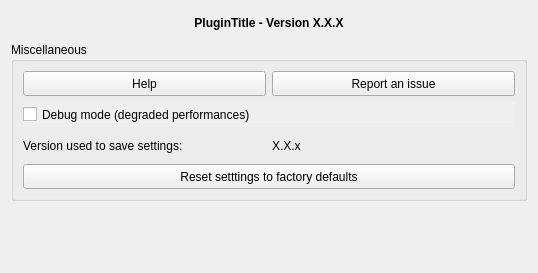
Qt form qblagues/gui/dlg_settings.ui (gounux/qblagues) before a commit.
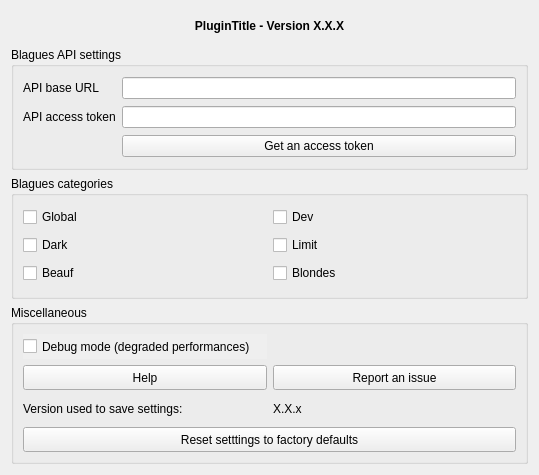
The same form after that commit.

Commit message:
Add blagues API settings logic (#12)
* Add plugin settings logic

---------

The edit to the form file:
```diff
--- a/qblagues/gui/dlg_settings.ui
+++ b/qblagues/gui/dlg_settings.ui
@@ -6,8 +6,8 @@
    <rect>
     <x>0</x>
     <y>0</y>
-    <width>538</width>
-    <height>273</height>
+    <width>539</width>
+    <height>475</height>
    </rect>
   </property>
   <property name="windowTitle">
@@ -60,6 +60,93 @@
      </property>
     </widget>
    </item>
+   <item>
+    <widget class="QGroupBox" name="grp_blaguesapi">
+     <property name="title">
+      <string>Blagues API settings</string>
+     </property>
+     <layout class="QGridLayout" name="gridLayout_2">
+      <item row="2" column="1">
+       <widget class="QLineEdit" name="le_base_url"/>
+      </item>
+      <item row="3" column="0">
+       <widget class="QLabel" name="lbl_access_token">
+        <property name="text">
+         <string>API access token</string>
+        </property>
+       </widget>
+      </item>
+      <item row="2" column="0">
+       <widget class="QLabel" name="lbl_base_url">
+        <property name="text">
+         <string>API base URL</string>
+        </property>
+       </widget>
+      </item>
+      <item row="3" column="1">
+       <widget class="QLineEdit" name="le_access_token"/>
+      </item>
+      <item row="4" column="1">
+       <widget class="QPushButton" name="btn_get_token">
+        <property name="text">
+         <string>Get an access token</string>
+        </property>
+       </widget>
+      </item>
+     </layout>
+    </widget>
+   </item>
+   <item>
+    <widget class="QGroupBox" name="grp_blagues_cat">
+     <property name="title">
+      <string>Blagues categories</string>
+     </property>
+     <layout class="QGridLayout" name="gridLayout_3">
+      <item row="1" column="1">
+       <widget class="QCheckBox" name="opt_limit">
+        <property name="text">
+         <string>Limit</string>
+        </property>
+       </widget>
+      </item>
+      <item row="0" column="1">
+       <widget class="QCheckBox" name="opt_dev">
+        <property name="text">
+         <string>Dev</string>
+        </property>
+       </widget>
+      </item>
+      <item row="1" column="0">
+       <widget class="QCheckBox" name="opt_dark">
+        <property name="text">
+         <string>Dark</string>
+        </property>
+       </widget>
+      </item>
+      <item row="0" column="0">
+       <widget class="QCheckBox" name="opt_global">
+        <property name="text">
+         <string>Global</string>
+        </property>
+       </widget>
+      </item>
+      <item row="2" column="0">
+       <widget class="QCheckBox" name="opt_beauf">
+        <property name="text">
+         <string>Beauf</string>
+        </property>
+       </widget>
+      </item>
+      <item row="2" column="1">
+       <widget class="QCheckBox" name="opt_blondes">
+        <property name="text">
+         <string>Blondes</string>
+        </property>
+       </widget>
+      </item>
+     </layout>
+    </widget>
+   </item>
    <item>
     <widget class="QGroupBox" name="grp_misc">
      <property name="minimumSize">
@@ -78,32 +165,7 @@
       <bool>false</bool>
      </property>
      <layout class="QGridLayout" name="gridLayout">
-      <item row="2" column="1">
-       <widget class="QLabel" name="lbl_version_saved_value">
-        <property name="minimumSize">
-         <size>
-          <width>0</width>
-          <height>25</height>
-         </size>
-        </property>
-        <property name="maximumSize">
-         <size>
-          <width>16777215</width>
-          <height>30</height>
-         </size>
-        </property>
-        <property name="locale">
-         <locale language="English" country="UnitedStates"/>
-        </property>
-        <property name="text">
-         <string notr="true">X.X.x</string>
-        </property>
-        <property name="textInteractionFlags">
-         <set>Qt::NoTextInteraction</set>
-        </property>
-       </widget>
-      </item>
-      <item row="0" column="1">
+      <item row="1" column="1">
        <widget class="QPushButton" name="btn_report">
         <property name="minimumSize">
          <size>
@@ -125,7 +187,7 @@
         </property>
        </widget>
       </item>
-      <item row="2" column="0">
+      <item row="3" column="0">
        <widget class="QLabel" name="lbl_version_saved">
         <property name="minimumSize">
          <size>
@@ -147,7 +209,7 @@
         </property>
        </widget>
       </item>
-      <item row="0" column="0">
+      <item row="1" column="0">
        <widget class="QPushButton" name="btn_help">
         <property name="minimumSize">
          <size>
@@ -169,7 +231,7 @@
         </property>
        </widget>
       </item>
-      <item row="3" column="0" colspan="2">
+      <item row="4" column="0" colspan="2">
        <widget class="QPushButton" name="btn_reset">
         <property name="minimumSize">
          <size>
@@ -191,7 +253,32 @@
         </property>
        </widget>
       </item>
-      <item row="1" column="0" colspan="2">
+      <item row="3" column="1">
+       <widget class="QLabel" name="lbl_version_saved_value">
+        <property name="minimumSize">
+         <size>
+          <width>0</width>
+          <height>25</height>
+         </size>
+        </property>
+        <property name="maximumSize">
+         <size>
+          <width>16777215</width>
+          <height>30</height>
+         </size>
+        </property>
+        <property name="locale">
+         <locale language="English" country="UnitedStates"/>
+        </property>
+        <property name="text">
+         <string notr="true">X.X.x</string>
+        </property>
+        <property name="textInteractionFlags">
+         <set>Qt::NoTextInteraction</set>
+        </property>
+       </widget>
+      </item>
+      <item row="0" column="0">
        <widget class="QCheckBox" name="opt_debug">
         <property name="minimumSize">
          <size>
@@ -225,19 +312,6 @@
      </layout>
     </widget>
    </item>
-   <item>
-    <spacer name="verticalSpacer">
-     <property name="orientation">
-      <enum>Qt::Vertical</enum>
-     </property>
-     <property name="sizeHint" stdset="0">
-      <size>
-       <width>20</width>
-       <height>56</height>
-      </size>
-     </property>
-    </spacer>
-   </item>
   </layout>
  </widget>
  <resources/>
```
The commit also changes 6 other files.
